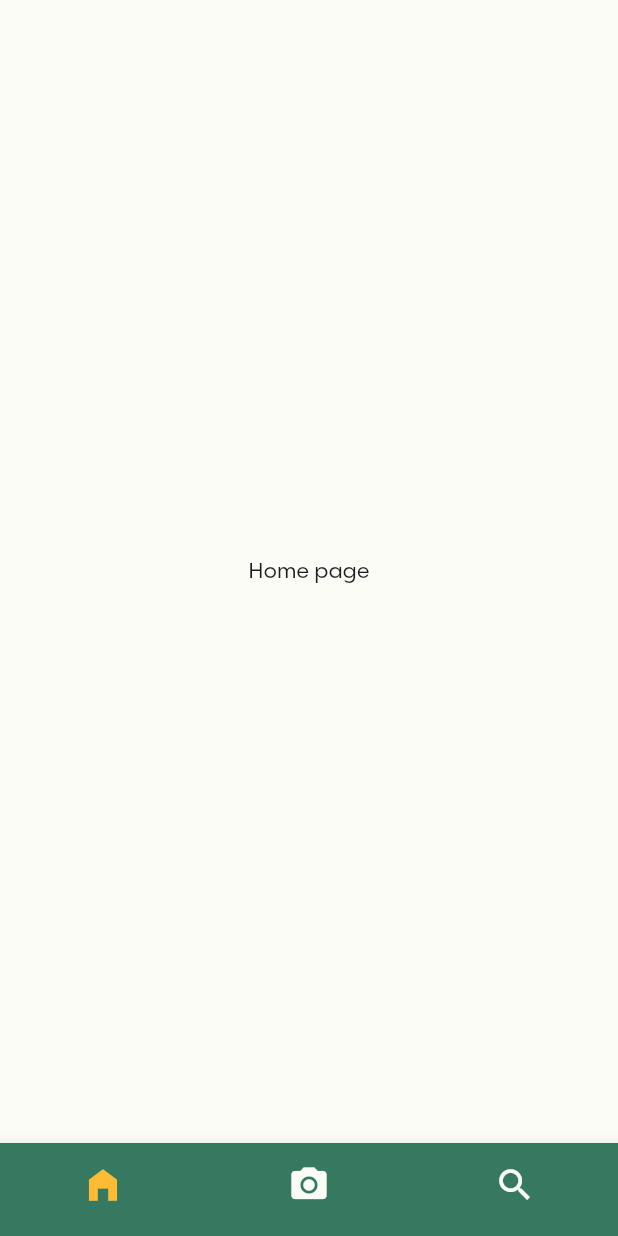
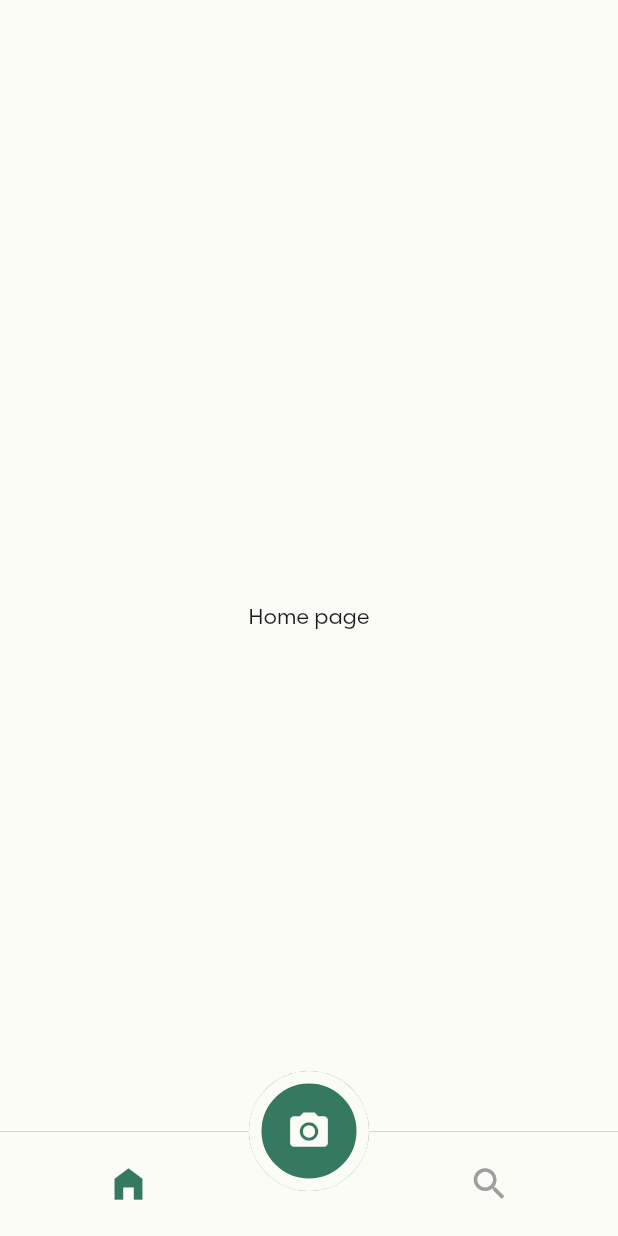
Before and after one commit to joanxrose/SangkapSnap, a Flutter app: the screen it shows after launch, on a phone screen of 412 x 824 dp. Run offline on Flutter 3.47's test engine with Material 3 defaults, Android fonts, the phone set to English and light mode, and no system bars.

Commit message:
ui: edit bottom nav bar to become a notched bottom app bar

```diff
--- a/main_app/lib/components/customNav.dart
+++ b/main_app/lib/components/customNav.dart
@@ -2,6 +2,7 @@ import 'package:flutter/material.dart';
 import 'package:main_app/screens/cameraPage.dart';
 import 'package:main_app/screens/homePage.dart';
 import 'package:main_app/screens/searchPage.dart';
+import 'package:main_app/themes/colorConstants.dart';
 
 class CustomNav extends StatefulWidget {
   const CustomNav({super.key});
@@ -19,32 +20,79 @@ class _CustomNavState extends State<CustomNav> {
     const SearchPage(),
   ];
 
-  void _onItemTapped(int index) {
-    setState(() {
-      _pageIndex = index;
-    });
-  }
-
   @override
   Widget build(BuildContext context) {
     return Scaffold(
+      extendBody: true,
       body: _pages[_pageIndex],
-      bottomNavigationBar: BottomNavigationBar(
-        showSelectedLabels: false,
-        showUnselectedLabels: false,
-        backgroundColor: const Color(0xff357960),
-        selectedItemColor: const Color(0xffffbb34),
-        unselectedItemColor: const Color(0xfffbfcf6),
-        elevation: 10,
-        iconSize: 28,
-        items: const <BottomNavigationBarItem>[
-          BottomNavigationBarItem(icon: Icon(Icons.home_filled), label: "Home"),
-          BottomNavigationBarItem(
-              icon: Icon(Icons.camera_alt), label: "Camera"),
-          BottomNavigationBarItem(icon: Icon(Icons.search), label: "Search"),
-        ],
-        currentIndex: _pageIndex,
-        onTap: (index) => _onItemTapped(index),
+      floatingActionButton: SizedBox(
+        width: 80,
+        height: 80,
+        child: FittedBox(
+          child: FloatingActionButton.large(
+            elevation: 0,
+            backgroundColor: AppColors.mainGreen,
+            shape: RoundedRectangleBorder(
+                side: const BorderSide(width: 10, color: AppColors.mainWhite),
+                borderRadius: BorderRadius.circular(100)),
+            onPressed: () {
+              setState(() {
+                _pageIndex = 1;
+              });
+            },
+            child: const Icon(
+              Icons.camera_alt,
+              color: AppColors.mainWhite,
+            ),
+          ),
+        ),
+      ),
+      floatingActionButtonLocation: FloatingActionButtonLocation.centerDocked,
+      bottomNavigationBar: Container(
+        height: 70,
+        decoration: const BoxDecoration(
+          border: Border(
+            top: BorderSide(
+              // Add top border side here
+              color: Colors.black26,
+              width: 0.5,
+            ),
+          ),
+        ),
+        child: BottomAppBar(
+          elevation: 0,
+          color: AppColors.mainWhite,
+          child: Row(
+            mainAxisAlignment: MainAxisAlignment.spaceAround,
+            children: <Widget>[
+              IconButton(
+                  onPressed: () {
+                    setState(() {
+                      _pageIndex = 0;
+                    });
+                  },
+                  icon: Icon(
+                    Icons.home_filled,
+                    color:
+                        (_pageIndex == 0 ? AppColors.mainGreen : Colors.grey),
+                    size: 28,
+                  )),
+              const SizedBox(width: 10),
+              IconButton(
+                onPressed: () {
+                  setState(() {
+                    _pageIndex = 2;
+                  });
+                },
+                icon: Icon(
+                  Icons.search,
+                  color: (_pageIndex == 2 ? AppColors.mainGreen : Colors.grey),
+                  size: 28,
+                ),
+              ),
+            ],
+          ),
+        ),
       ),
     );
   }
--- /dev/null
+++ b/main_app/lib/themes/colorConstants.dart
@@ -0,0 +1,7 @@
+import 'dart:ui';
+
+class AppColors {
+  static const Color mainGreen = Color(0xff357960); // Example hex color
+  static const Color mainWhite = Color(0xfffbfcf6); // Example hex color
+  // Add more colors as needed
+}
```
Also changed, not shown: main_app/lib/themes/customTheme.dart (+6 -5 lines).
